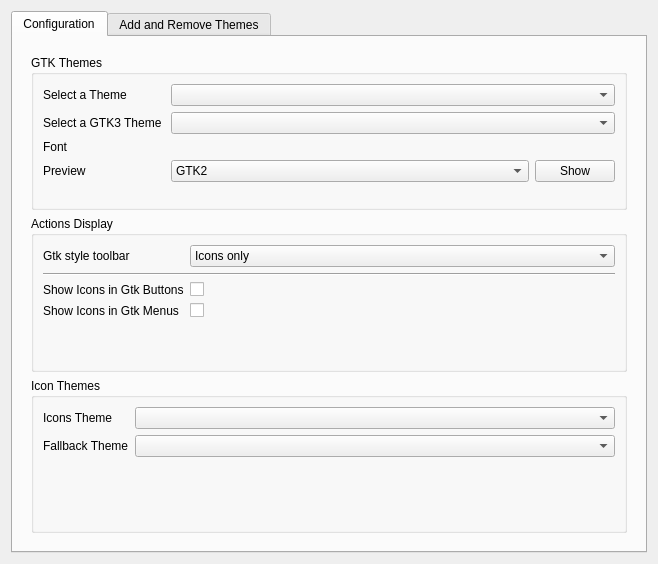
First picture: the form in src/ui/gui.ui, repository KDE/kde-gtk-config, before the edit.
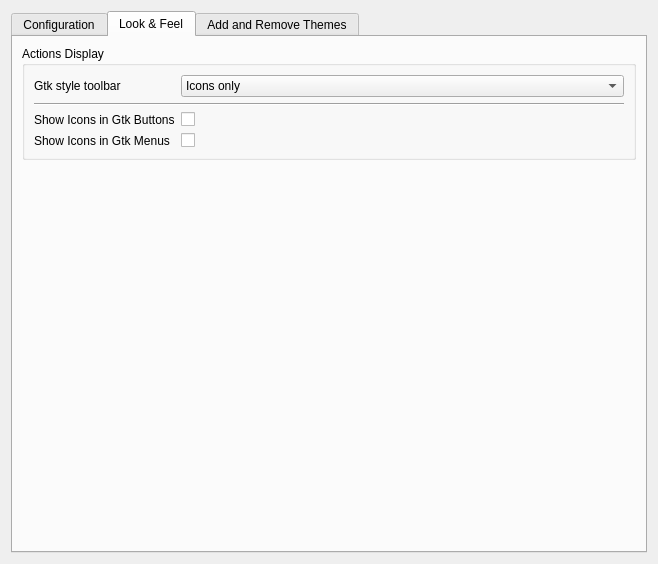
Second picture: the form after the edit. The open tabs and pages were chosen to show the change. Icons and pictures are not drawn. Custom widgets are drawn as their Qt base class.

Commit message: get back the look and feel tab.

Patch:
```diff
--- a/src/ui/gui.ui
+++ b/src/ui/gui.ui
@@ -16,9 +16,6 @@
   <layout class="QGridLayout" name="gridLayout_3">
    <item row="0" column="0">
     <widget class="QTabWidget" name="tabs">
-     <property name="enabled">
-      <bool>true</bool>
-     </property>
      <property name="tabPosition">
       <enum>QTabWidget::North</enum>
      </property>
@@ -33,7 +30,7 @@
        <item>
         <widget class="QWidget" name="widget_5" native="true">
          <layout class="QGridLayout" name="gridLayout">
-          <item row="2" column="0">
+          <item row="1" column="0">
            <widget class="QGroupBox" name="groupBox_6">
             <property name="sizePolicy">
              <sizepolicy hsizetype="Preferred" vsizetype="Fixed">
@@ -428,7 +425,17 @@
             </layout>
            </widget>
           </item>
-          <item row="1" column="0">
+         </layout>
+        </widget>
+       </item>
+      </layout>
+     </widget>
+     <widget class="QWidget" name="tab_2">
+      <attribute name="title">
+       <string>Look &amp;&amp; Feel</string>
+      </attribute>
+      <layout class="QVBoxLayout" name="verticalLayout_2">
+       <item>
            <widget class="QGroupBox" name="groupBox_3">
             <property name="title">
              <string>Actions Display</string>
@@ -503,8 +510,18 @@
             </layout>
            </widget>
           </item>
-         </layout>
-        </widget>
+       <item>
+        <spacer name="verticalSpacer_2">
+         <property name="orientation">
+          <enum>Qt::Vertical</enum>
+         </property>
+         <property name="sizeHint" stdset="0">
+          <size>
+           <width>20</width>
+           <height>40</height>
+          </size>
+         </property>
+        </spacer>
        </item>
       </layout>
      </widget>
```
Lines whose indentation alone changed are shown as unchanged.
